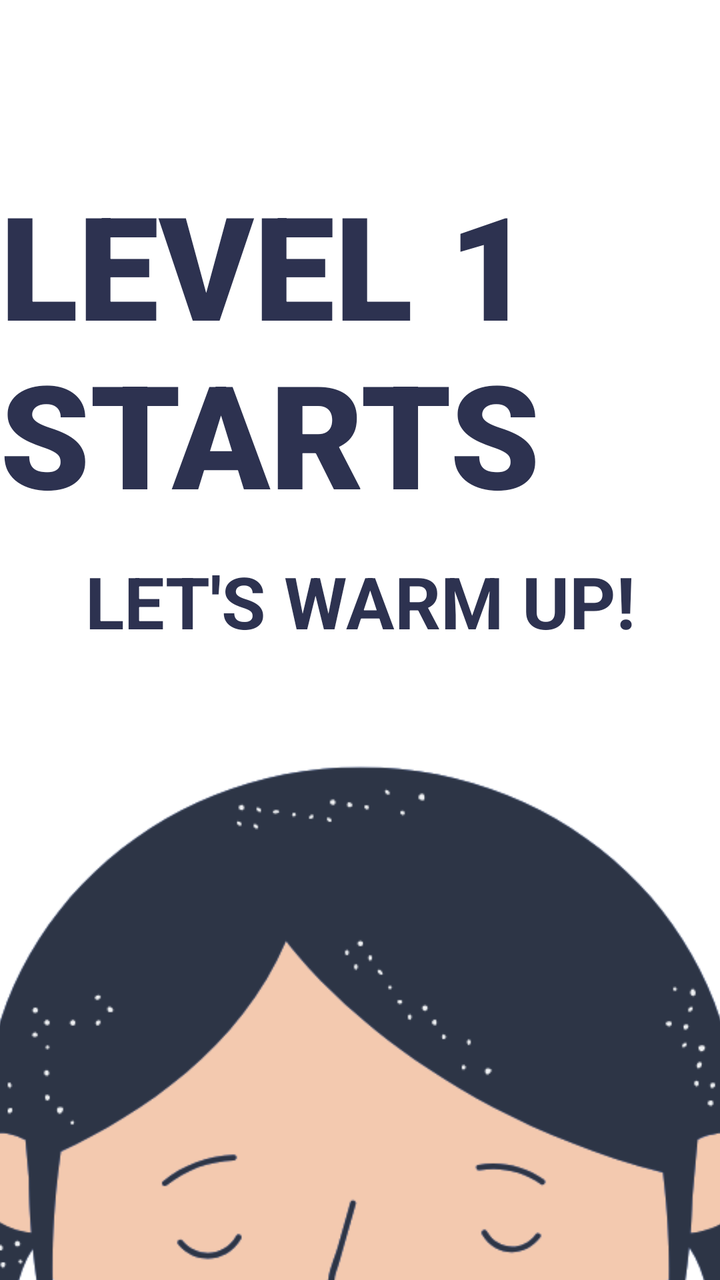
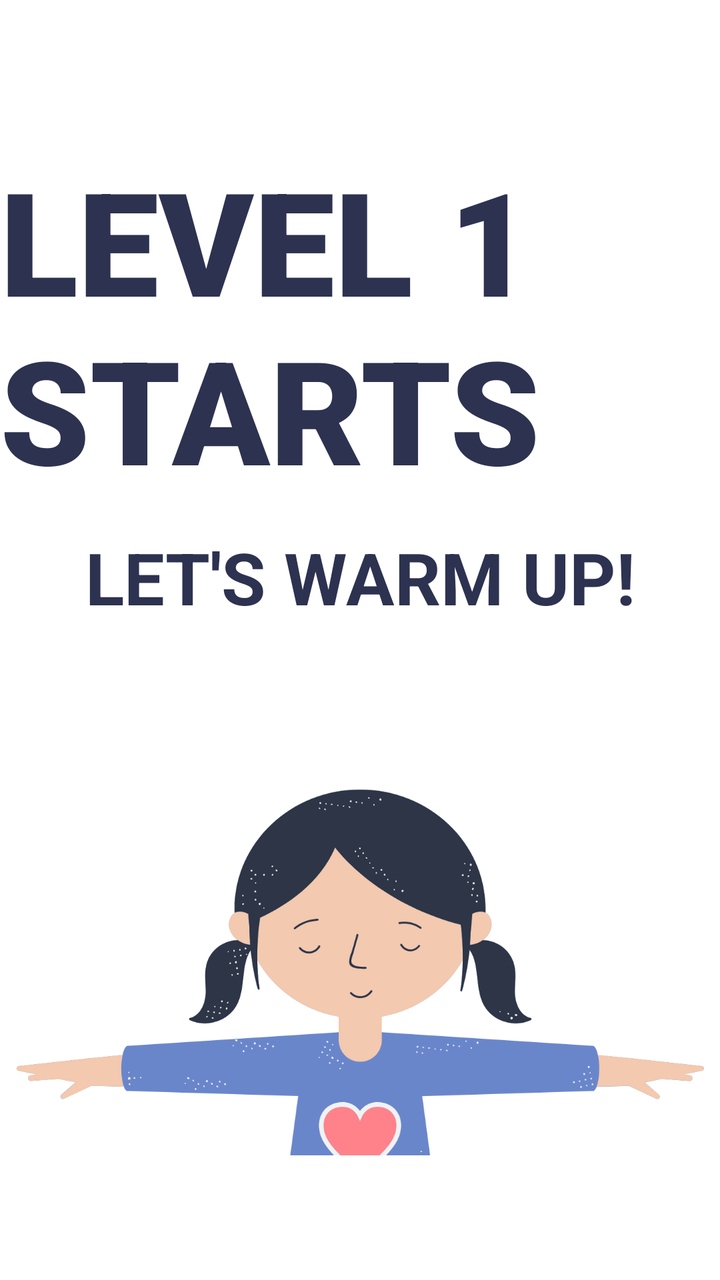

Compare the two renders of this Android layout. The source of the first and the diff that turns it into the second are given below.
<!-- AndroidManifest.xml: application theme Theme.RoboMove -->
<!-- res/layout/activity_level_start.xml -->
<?xml version="1.0" encoding="utf-8"?>
<androidx.constraintlayout.widget.ConstraintLayout xmlns:android="http://schemas.android.com/apk/res/android"
    xmlns:app="http://schemas.android.com/apk/res-auto"
    xmlns:tools="http://schemas.android.com/tools"
    android:layout_width="match_parent"
    android:layout_height="match_parent"
    android:background="@color/robomove_white"
    tools:layout_editor_absoluteX="0dp"
    tools:layout_editor_absoluteY="15dp">

    
    <TextView
        android:id="@+id/tv_level_title"
        android:layout_width="wrap_content"
        android:layout_height="wrap_content"
        android:layout_marginTop="84dp"
        android:fontFamily="sans-serif-black"
        android:text="LEVEL 1 STARTS"
        android:textColor="@color/robomove_navy"
        android:textSize="72sp"
        android:textStyle="bold"
        app:layout_constraintEnd_toEndOf="parent"
        app:layout_constraintHorizontal_bias="0.517"
        app:layout_constraintStart_toStartOf="parent"
        app:layout_constraintTop_toTopOf="parent" />

    <TextView
        android:id="@+id/tv_level_subtitle"
        android:layout_width="wrap_content"
        android:layout_height="wrap_content"
        android:layout_marginTop="12dp"
        android:text="LET'S WARM UP!"
        android:textColor="@color/robomove_navy"
        android:textSize="36sp"
        android:textStyle="bold"
        app:layout_constraintEnd_toEndOf="parent"
        app:layout_constraintStart_toStartOf="parent"
        app:layout_constraintTop_toBottomOf="@id/tv_level_title" />

    
    <ImageView
        android:id="@+id/img_warmup"
        android:layout_width="1112dp"
        android:layout_height="559dp"
        android:layout_marginTop="48dp"
        android:contentDescription="Warm up image"
        android:scaleType="fitCenter"
        android:src="@drawable/lvl1_kid"
        app:layout_constraintEnd_toEndOf="parent"
        app:layout_constraintStart_toStartOf="parent"
        app:layout_constraintTop_toBottomOf="@id/tv_level_subtitle" />

</androidx.constraintlayout.widget.ConstraintLayout>
<!-- resources referenced by this layout -->
<resources>
  <color name="robomove_navy">#2D3250</color>
  <color name="robomove_white">#FFFFFF</color>
  <!-- drawable lvl1_kid: png bitmap (drawable, 60530 bytes) -->
  <style name="Theme.RoboMove" parent="Theme.MaterialComponents.DayNight.NoActionBar">
          <item name="colorPrimary">@color/robomove_navy</item>
          <item name="colorPrimaryVariant">@color/robomove_navy</item>
          <item name="colorOnPrimary">@color/robomove_white</item>
          <item name="colorSecondary">@color/robomove_yellow</item>
          <item name="android:windowBackground">@color/robomove_white</item>
      </style>
  <color name="robomove_yellow">#F5C842</color>
</resources>

<!-- the commit's change to res/layout/activity_level_start.xml (unified diff, before → after) -->
@@ -4,26 +4,24 @@
     xmlns:tools="http://schemas.android.com/tools"
     android:layout_width="match_parent"
     android:layout_height="match_parent"
-    android:background="@color/robomove_white"
-    tools:layout_editor_absoluteX="0dp"
-    tools:layout_editor_absoluteY="15dp">
+    android:background="@color/robomove_white">
 
     
     <TextView
         android:id="@+id/tv_level_title"
         android:layout_width="wrap_content"
         android:layout_height="wrap_content"
-        android:layout_marginTop="84dp"
+        android:layout_marginTop="72dp"
         android:fontFamily="sans-serif-black"
         android:text="LEVEL 1 STARTS"
         android:textColor="@color/robomove_navy"
         android:textSize="72sp"
         android:textStyle="bold"
         app:layout_constraintEnd_toEndOf="parent"
-        app:layout_constraintHorizontal_bias="0.517"
         app:layout_constraintStart_toStartOf="parent"
         app:layout_constraintTop_toTopOf="parent" />
 
+    
     <TextView
         android:id="@+id/tv_level_subtitle"
         android:layout_width="wrap_content"
@@ -40,12 +38,16 @@
     
     <ImageView
         android:id="@+id/img_warmup"
-        android:layout_width="1112dp"
-        android:layout_height="559dp"
-        android:layout_marginTop="48dp"
+        android:layout_width="0dp"
+        android:layout_height="0dp"
+        android:layout_marginStart="8dp"
+        android:layout_marginEnd="8dp"
+        android:layout_marginTop="24dp"
+        android:layout_marginBottom="8dp"
         android:contentDescription="Warm up image"
         android:scaleType="fitCenter"
         android:src="@drawable/lvl1_kid"
+        app:layout_constraintBottom_toBottomOf="parent"
         app:layout_constraintEnd_toEndOf="parent"
         app:layout_constraintStart_toStartOf="parent"
         app:layout_constraintTop_toBottomOf="@id/tv_level_subtitle" />
